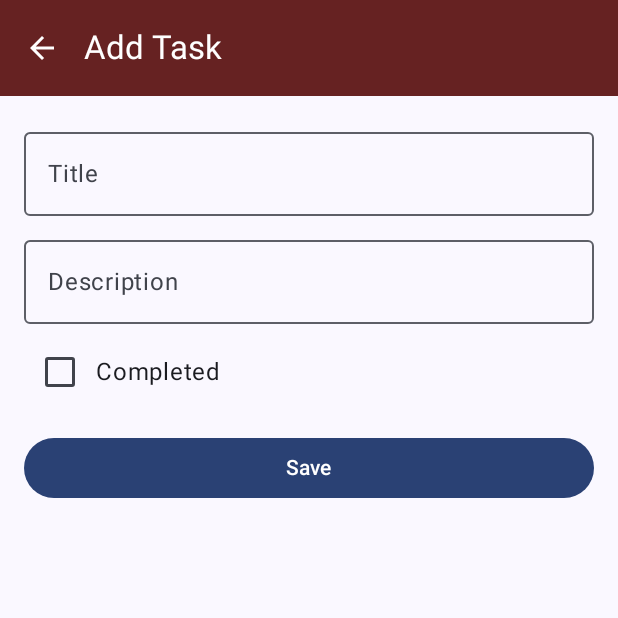
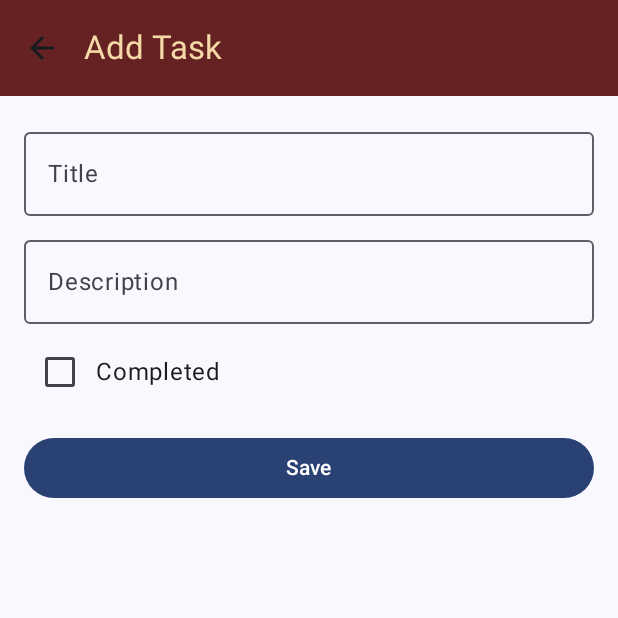
Before and after one commit to pg598595/ToDo---Jetpack-Compose, an Android app built with Jetpack Compose: the screen it shows after launch (MainActivity), after a tap on "Add task", on a phone screen of 412 x 824 dp, the top half of it. Run offline under Robolectric (Android 15) with nearby library versions, the phone set to English and light mode, and no system bars; our stand-ins replace Room's generated code.

Commit message:
[update] add some colors and fix UI

```diff
--- a/app/build.gradle.kts
+++ b/app/build.gradle.kts
@@ -52,6 +52,7 @@ dependencies {
     implementation(libs.androidx.compose.ui.tooling.preview)
     implementation(libs.androidx.compose.material3)
     implementation(libs.androidx.compose.runtime)
+    implementation(libs.androidx.ui.graphics)
     testImplementation(libs.junit)
     androidTestImplementation(libs.androidx.junit)
     androidTestImplementation(libs.androidx.espresso.core)
--- a/app/src/main/java/com/example/todo/MainActivity.kt
+++ b/app/src/main/java/com/example/todo/MainActivity.kt
@@ -39,7 +39,11 @@ class MainActivity : ComponentActivity() {
                         )
                     ) { backStack ->
                         val taskId = backStack.arguments?.getLong("taskId") ?: -1L
-                        AddEditTaskScreen(navController = navController, viewModel = vm, taskId = taskId)
+                        AddEditTaskScreen(
+                            navController = navController,
+                            viewModel = vm,
+                            taskId = taskId
+                        )
                     }
                 }
             }
--- a/app/src/main/java/com/example/todo/ui/AddEditTaskScreen.kt
+++ b/app/src/main/java/com/example/todo/ui/AddEditTaskScreen.kt
@@ -29,9 +29,10 @@ import androidx.compose.runtime.saveable.rememberSaveable
 import androidx.compose.runtime.setValue
 import androidx.compose.ui.Alignment
 import androidx.compose.ui.Modifier
-import androidx.compose.ui.graphics.Color
 import androidx.compose.ui.unit.dp
 import androidx.navigation.NavController
+import com.example.todo.ui.theme.DarkRed
+import com.example.todo.ui.theme.LightCream
 import com.example.todo.viewmodel.TaskViewModel
 
 @OptIn(ExperimentalMaterial3Api::class)
@@ -62,25 +63,38 @@ fun AddEditTaskScreen(navController: NavController, viewModel: TaskViewModel, ta
     Scaffold(
         topBar = {
             TopAppBar(
-                title = { Text(if (taskId == -1L) "Add Task" else "Edit Task",
-                    ) },
+                title = {
+                    Text(
+                        if (taskId == -1L) "Add Task" else "Edit Task",
+                    )
+                },
                 navigationIcon = {
                     IconButton(onClick = { navController.popBackStack() }) {
-                        Icon(Icons.AutoMirrored.Filled.ArrowBack, contentDescription = "Back",
-                            tint = Color.White)
+                        Icon(Icons.AutoMirrored.Filled.ArrowBack, contentDescription = "Back")
                     }
                 },
                 colors = TopAppBarDefaults.topAppBarColors(
-                    containerColor = Color(0xFF662222),
-                    titleContentColor = Color.White
+                    containerColor = DarkRed,
+                    titleContentColor = LightCream
                 )
             )
         }
     ) { padding ->
         Column(Modifier.fillMaxSize().padding(16.dp).padding(padding)) {
-            OutlinedTextField(value = title, onValueChange = { title = it }, label = { Text("Title") }, modifier = Modifier.fillMaxWidth())
+            OutlinedTextField(
+                value = title,
+                onValueChange = { title = it },
+                label = { Text("Title") },
+                modifier = Modifier.fillMaxWidth(),
+            )
             Spacer(Modifier.height(8.dp))
-            OutlinedTextField(value = description, onValueChange = { description = it }, label = { Text("Description") }, modifier = Modifier.fillMaxWidth(), maxLines = 4)
+            OutlinedTextField(
+                value = description,
+                onValueChange = { description = it },
+                label = { Text("Description") },
+                modifier = Modifier.fillMaxWidth(),
+                maxLines = 4
+            )
             Spacer(Modifier.height(8.dp))
             Row(verticalAlignment = Alignment.CenterVertically) {
                 Checkbox(checked = completed, onCheckedChange = { completed = it })
@@ -89,7 +103,12 @@ fun AddEditTaskScreen(navController: NavController, viewModel: TaskViewModel, ta
             Spacer(Modifier.height(16.dp))
             Button(onClick = {
                 if (title.isBlank()) return@Button
-                viewModel.addOrUpdateTask(taskId, title.trim(), description.trim().ifBlank { null }, completed)
+                viewModel.addOrUpdateTask(
+                    taskId,
+                    title.trim(),
+                    description.trim().ifBlank { null },
+                    completed
+                )
                 navController.popBackStack()
             }, modifier = Modifier.fillMaxWidth()) {
                 Text("Save")
--- a/app/src/main/java/com/example/todo/ui/TaskListScreen.kt
+++ b/app/src/main/java/com/example/todo/ui/TaskListScreen.kt
@@ -23,10 +23,13 @@ import androidx.compose.runtime.collectAsState
 import androidx.compose.runtime.getValue
 import androidx.compose.ui.Alignment
 import androidx.compose.ui.Modifier
-import androidx.compose.ui.graphics.Color
 import androidx.compose.ui.unit.dp
 import androidx.navigation.NavController
 import com.example.todo.ui.components.TaskItem
+import com.example.todo.ui.theme.DarkRed
+import com.example.todo.ui.theme.LightCream
+import com.example.todo.ui.theme.SoftRed
+import com.example.todo.ui.theme.WineRed
 import com.example.todo.viewmodel.TaskViewModel
 
 @OptIn(ExperimentalMaterial3Api::class)
@@ -34,21 +37,22 @@ import com.example.todo.viewmodel.TaskViewModel
 fun TaskListScreen(navController: NavController, viewModel: TaskViewModel) {
     val tasks by viewModel.tasks.collectAsState()
 
-    val itemColors = listOf(
-        Color(0xFFA3485A), // dark red
-        Color(0xFFF5DAA7)  // light yellow
-    )
-
     Scaffold(
-        topBar = { TopAppBar(
+        topBar = {
+            TopAppBar(
                 title = { Text("To-Do") },
                 colors = TopAppBarDefaults.topAppBarColors(
-                containerColor = Color(0xFF662222),
-                titleContentColor = Color.White
+                    containerColor = DarkRed,
+                    titleContentColor = LightCream
                 )
-        ) },
+            )
+        },
         floatingActionButton = {
-            FloatingActionButton(onClick = { navController.navigate("add_edit/-1") }) {
+            FloatingActionButton(
+                onClick = { navController.navigate("add_edit/-1") },
+                containerColor = WineRed,
+                contentColor = LightCream
+            ) {
                 Icon(Icons.Default.Add, contentDescription = "Add task")
             }
         }
@@ -58,7 +62,8 @@ fun TaskListScreen(navController: NavController, viewModel: TaskViewModel) {
                 Text("No tasks yet — add one!")
             }
         } else {
-            LazyColumn(contentPadding =
+            LazyColumn(
+                contentPadding =
                     PaddingValues(
                         top = padding.calculateTopPadding() + 16.dp, // extra 16.dp above list
                         bottom = padding.calculateBottomPadding() + 16.dp,
@@ -67,13 +72,13 @@ fun TaskListScreen(navController: NavController, viewModel: TaskViewModel) {
                     ),
                 verticalArrangement = Arrangement.spacedBy(8.dp)
             ) {
-                itemsIndexed(tasks) { index,task ->
+                itemsIndexed(tasks) { index, task ->
                     TaskItem(
                         task = task,
                         onCheckedChange = { viewModel.toggleCompleted(task) },
                         onClick = { navController.navigate("add_edit/${task.id}") },
                         onDelete = { viewModel.deleteTask(task) },
-                        backgroundColor = itemColors[index % itemColors.size],
+                        backgroundColor = if (index % 2 == 0) SoftRed else WineRed,
                         contentPadding = PaddingValues(16.dp)
                     )
                     Spacer(modifier = Modifier.height(8.dp))
--- a/app/src/main/java/com/example/todo/ui/components/TaskItem.kt
+++ b/app/src/main/java/com/example/todo/ui/components/TaskItem.kt
@@ -22,10 +22,10 @@ import androidx.compose.runtime.Composable
 import androidx.compose.ui.Alignment
 import androidx.compose.ui.Modifier
 import androidx.compose.ui.graphics.Color
-import androidx.compose.ui.graphics.luminance
 import androidx.compose.ui.text.style.TextOverflow
 import androidx.compose.ui.unit.dp
 import com.example.todo.data.Task
+import com.example.todo.ui.theme.LightCream
 
 @Composable
 fun TaskItem(
@@ -37,7 +37,7 @@ fun TaskItem(
     contentPadding: PaddingValues = PaddingValues(16.dp)
 ) {
 
-    val textColor = if (backgroundColor.luminance() < 0.5f) Color.White else Color.Black
+    val textColor = LightCream
 
     Row(
         Modifier
@@ -47,17 +47,25 @@ fun TaskItem(
             .padding(contentPadding),
         verticalAlignment = Alignment.CenterVertically
     ) {
-        Checkbox(checked = task.isCompleted, onCheckedChange = { onCheckedChange(it) },
+        Checkbox(
+            checked = task.isCompleted, onCheckedChange = { onCheckedChange(it) },
             colors = CheckboxDefaults.colors(
                 checkedColor = Color(0xFF4CAF50),
                 uncheckedColor = textColor.copy(alpha = 0.6f),
                 checkmarkColor = Color.White
-            ))
+            )
+        )
         Spacer(modifier = Modifier.width(12.dp))
         Column(modifier = Modifier.weight(1f)) {
             Text(task.title, style = MaterialTheme.typography.titleMedium, color = textColor)
             task.description?.let {
-                Text(it, style = MaterialTheme.typography.bodySmall, maxLines = 2, overflow = TextOverflow.Ellipsis,color = textColor)
+                Text(
+                    it,
+                    style = MaterialTheme.typography.bodySmall,
+                    maxLines = 2,
+                    overflow = TextOverflow.Ellipsis,
+                    color = textColor
+                )
             }
         }
         IconButton(onClick = onDelete) {
--- a/app/src/main/java/com/example/todo/ui/theme/Theme.kt
+++ b/app/src/main/java/com/example/todo/ui/theme/Theme.kt
@@ -8,28 +8,41 @@ import androidx.compose.material3.dynamicDarkColorScheme
 import androidx.compose.material3.dynamicLightColorScheme
 import androidx.compose.material3.lightColorScheme
 import androidx.compose.runtime.Composable
+import androidx.compose.ui.graphics.Color
 import androidx.compose.ui.platform.LocalContext
 
+// Palette
+val DarkRed = Color(0xFF662222)
+val WineRed = Color(0xFF842A3B)
+val SoftRed = Color(0xFFA3485A)
+val LightCream = Color(0xFFF5DAA7)
+
+// Dark theme
 private val DarkColorScheme = darkColorScheme(
-    primary = Purple80,
-    secondary = PurpleGrey80,
-    tertiary = Pink80
+    primary = DarkRed,
+    secondary = WineRed,
+    tertiary = SoftRed,
+    background = Color.Black,
+    surface = DarkRed,
+    onPrimary = LightCream,
+    onSecondary = LightCream,
+    onTertiary = LightCream,
+    onBackground = LightCream,
+    onSurface = LightCream
 )
 
+// Light theme
 private val LightColorScheme = lightColorScheme(
-    primary = Purple40,
-    secondary = PurpleGrey40,
-    tertiary = Pink40
-
-    /* Other default colors to override
-    background = Color(0xFFFFFBFE),
-    surface = Color(0xFFFFFBFE),
-    onPrimary = Color.White,
-    onSecondary = Color.White,
-    onTertiary = Color.White,
-    onBackground = Color(0xFF1C1B1F),
-    onSurface = Color(0xFF1C1B1F),
-    */
+    primary = SoftRed,
+    secondary = WineRed,
+    tertiary = DarkRed,
+    background = LightCream,
+    surface = LightCream,
+    onPrimary = LightCream,
+    onSecondary = LightCream,
+    onTertiary = LightCream,
+    onBackground = DarkRed,
+    onSurface = DarkRed
 )
 
 @Composable
--- a/gradle/libs.versions.toml
+++ b/gradle/libs.versions.toml
@@ -13,6 +13,7 @@ lifecycleViewmodelCompose = "2.8.6"
 room = "2.6.1"
 composeMaterial3 = "1.3.0"
 runtime = "1.9.2"
+uiGraphics = "1.9.2"
 
 [libraries]
 androidx-core-ktx = { group = "androidx.core", name = "core-ktx", version.ref = "coreKtx" }
@@ -35,6 +36,7 @@ androidx-room-runtime = { module = "androidx.room:room-runtime", version.ref = "
 androidx-room-ktx = { module = "androidx.room:room-ktx", version.ref = "room" }
 androidx-room-compiler = { module = "androidx.room:room-compiler", version.ref = "room" }
 androidx-compose-runtime = { group = "androidx.compose.runtime", name = "runtime", version.ref = "runtime" }
+androidx-ui-graphics = { group = "androidx.compose.ui", name = "ui-graphics", version.ref = "uiGraphics" }
 
 
 [plugins]
```
Lines whose indentation alone changed are shown as unchanged.
